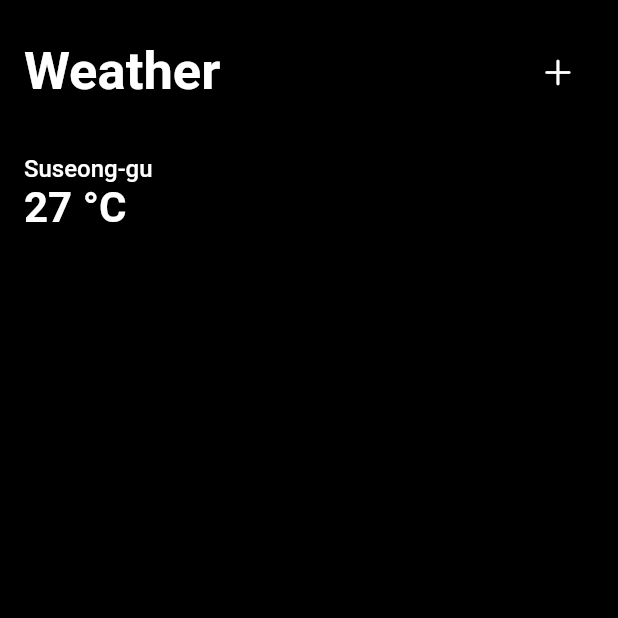
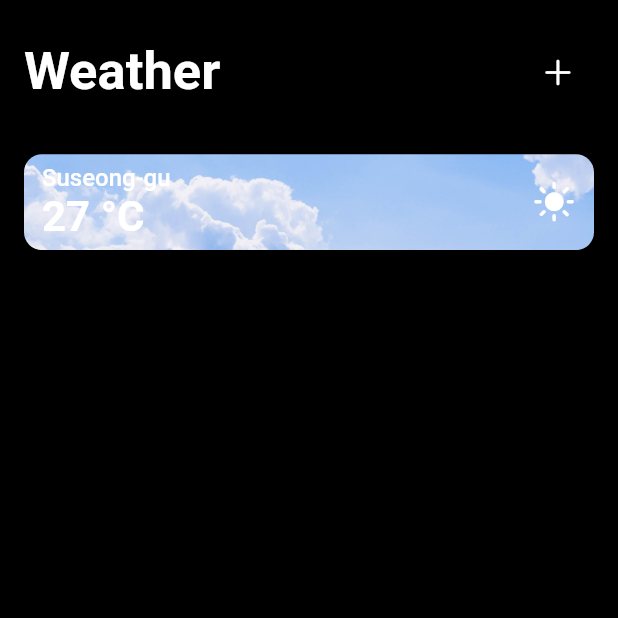
Before and after one commit to sujang958/weather, a Flutter app: the screen it shows after launch, on a phone screen of 412 x 824 dp, the top half of it. Run offline on Flutter 3.47's test engine with Material 2 defaults, Android fonts, the phone set to English and light mode, and no system bars; Roboto replaces fonts that are missing (Pretendard).

Commit message:
feat: add bg images

```diff
--- a/app/lib/routes/home.dart
+++ b/app/lib/routes/home.dart
@@ -51,8 +51,23 @@ class _HomeRouteState extends State<HomeRoute> {
                   ),
                   SliverList(
                     delegate: SliverChildListDelegate([
-                      Row(
+                      Container(
+                        padding: const EdgeInsets.symmetric(
+                          vertical: 6.0,
+                          horizontal: 12.0,
+                        ),
+                        decoration: BoxDecoration(
+                          borderRadius: BorderRadius.circular(12.0),
+                          image: DecorationImage(
+                            image: AssetImage('assets/sunny.png'),
+                            fit: BoxFit.cover,
+                            opacity: 54.0
+                          ),
+
+                        ),
+                        child: Row(
                           crossAxisAlignment: CrossAxisAlignment.center,
+                          mainAxisAlignment: MainAxisAlignment.spaceBetween,
                           children: [
                             Column(
                               crossAxisAlignment: CrossAxisAlignment.start,
@@ -70,8 +85,14 @@ class _HomeRouteState extends State<HomeRoute> {
                                   ),
                                 ), // this is bigger
                               ],
-                          )
+                            ),
+                            Icon(
+                              CupertinoIcons.sun_max_fill,
+                              color: Colors.white,
+                              size: 29.0,
+                            ), // todo: add bg image (container(box decoration))
                           ],
+                        ),
                       ),
                     ]),
                   ),
--- a/app/pubspec.yaml
+++ b/app/pubspec.yaml
@@ -35,9 +35,8 @@ dev_dependencies:
 flutter:
   uses-material-design: true
 
-  # assets:
-  #   - images/a_dot_burr.jpeg
-  #   - images/a_dot_ham.jpeg
+  assets:
+    - assets/sunny.png
 
   fonts:
     - family: Pretendard
```
Also changed, not shown: app/assets/sunny.png (added). Lines whose indentation alone changed are shown as unchanged.
